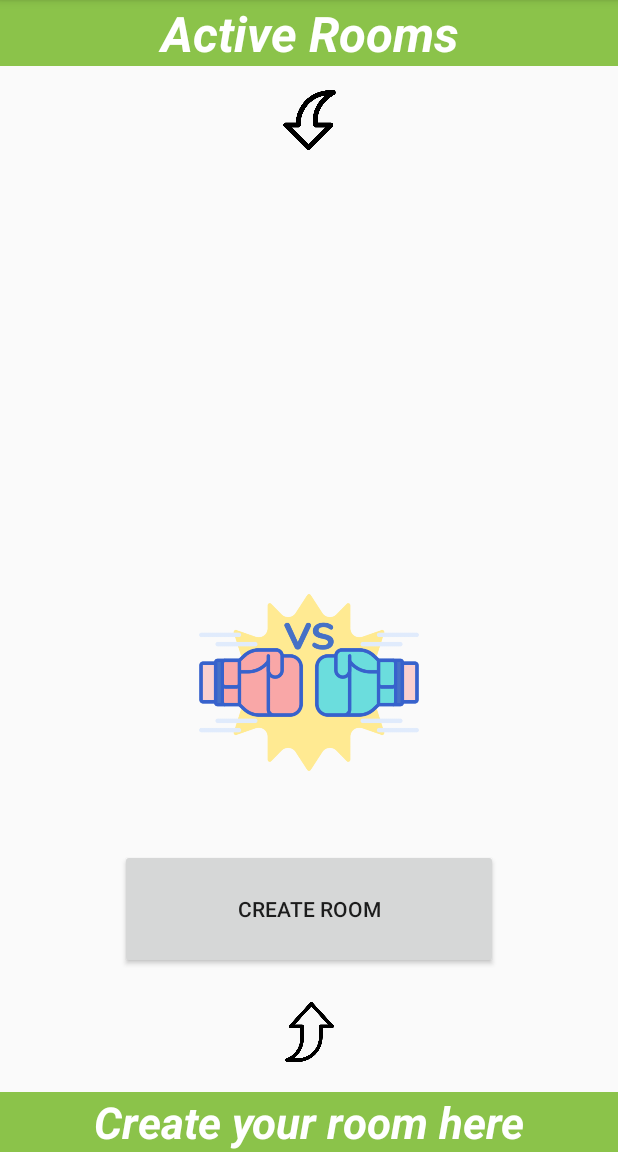
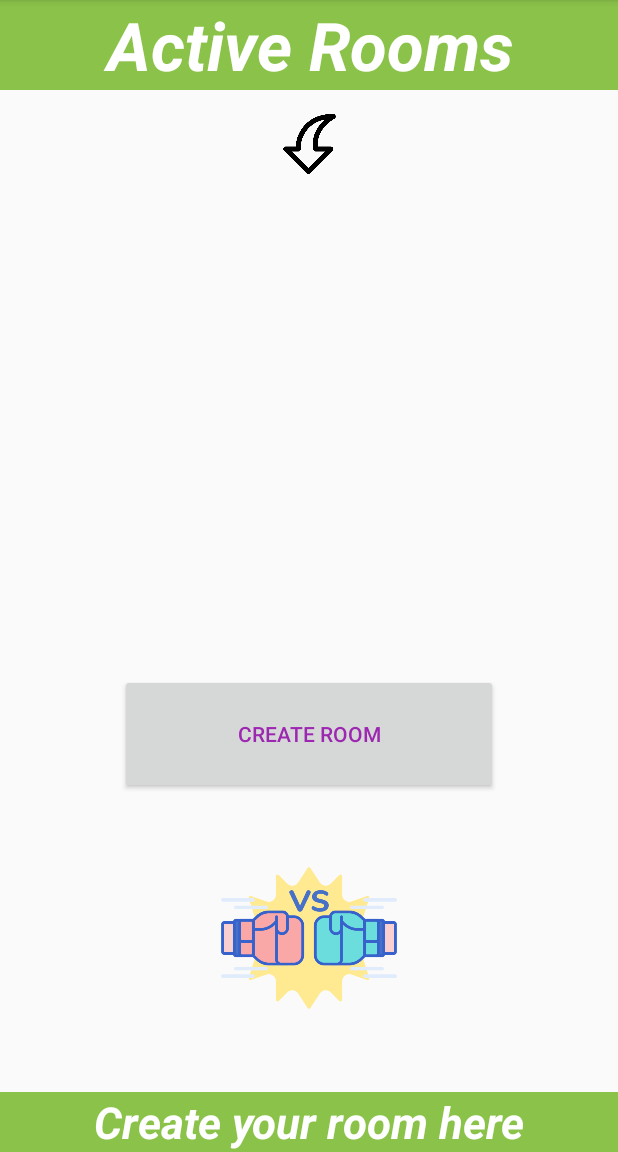
Before and after one commit to simonsays298/Trivia, an Android app: the CompetitiveActivity screen opened directly, with no data from a screen before it, on a phone screen of 412 x 824 dp, the part 84-1236 px from its top. Run offline under Robolectric (Android 15) with nearby library versions, the phone set to English and light mode, and no system bars; our stand-ins replace Firebase (no records; nobody signed in at launch, a user with empty details on screens opened directly).

Commit message:
Update competitive layout

```diff
--- a/app/src/main/res/layout/activity_competitive.xml
+++ b/app/src/main/res/layout/activity_competitive.xml
@@ -17,7 +17,7 @@
         android:textColor="#FFFFFF"
         android:textStyle="bold|italic"
         app:autoSizeTextType="uniform"
-        app:layout_constraintBottom_toTopOf="@+id/imageView3"
+        app:layout_constraintBottom_toTopOf="@+id/imageDown"
         app:layout_constraintEnd_toEndOf="parent"
         app:layout_constraintStart_toStartOf="parent"
         app:layout_constraintTop_toTopOf="parent"
@@ -43,16 +43,17 @@
     <ListView
         android:id="@+id/listView"
         android:layout_width="250dp"
-        android:layout_height="250dp"
-        app:layout_constraintBottom_toTopOf="@+id/imageView8"
+        android:layout_height="200dp"
+        android:layout_marginBottom="71dp"
+        app:layout_constraintBottom_toTopOf="@+id/createRoom"
         app:layout_constraintEnd_toEndOf="parent"
         app:layout_constraintHorizontal_bias="0.496"
         app:layout_constraintStart_toStartOf="parent"
-        app:layout_constraintTop_toTopOf="parent"
-        app:layout_constraintVertical_bias="0.88" />
+        app:layout_constraintTop_toBottomOf="@+id/imageDown"
+        app:layout_constraintVertical_bias="1.0" />
 
     <ImageView
-        android:id="@+id/imageView3"
+        android:id="@+id/imageDown"
         android:layout_width="147dp"
         android:layout_height="40dp"
         android:layout_marginTop="60dp"
@@ -64,30 +65,20 @@
         app:layout_constraintVertical_bias="0.0"
         app:srcCompat="@drawable/downward" />
 
+
     <ImageView
-        android:id="@+id/imageView4"
-        android:layout_width="147dp"
-        android:layout_height="40dp"
+        android:id="@+id/imageVs"
+        android:layout_width="match_parent"
+        android:layout_height="120dp"
+        android:layout_marginStart="40dp"
+        android:layout_marginEnd="40dp"
         android:layout_marginBottom="20dp"
         app:layout_constraintBottom_toTopOf="@+id/textView5"
-        app:layout_constraintEnd_toEndOf="parent"
-        app:layout_constraintStart_toStartOf="parent"
-        app:layout_constraintTop_toTopOf="parent"
-        app:layout_constraintVertical_bias="1.0"
-        app:srcCompat="@drawable/upp" />
-
-    <ImageView
-        android:id="@+id/imageView8"
-        android:layout_width="match_parent"
-        android:layout_height="150dp"
-        android:layout_marginTop="380dp"
-        android:layout_marginBottom="200dp"
-        app:layout_constraintBottom_toBottomOf="parent"
         app:layout_constraintEnd_toEndOf="parent"
         app:layout_constraintHorizontal_bias="0.0"
         app:layout_constraintStart_toStartOf="parent"
         app:layout_constraintTop_toTopOf="parent"
-        app:layout_constraintVertical_bias="0.0"
+        app:layout_constraintVertical_bias="0.961"
         app:srcCompat="@drawable/vs1" />
 
     <Button
@@ -97,11 +88,12 @@
         android:layout_marginStart="80dp"
         android:layout_marginEnd="80dp"
         android:text="@string/createRoom"
-        app:layout_constraintBottom_toTopOf="@+id/imageView4"
+        android:textColor="@color/colorPrimary"
+        app:layout_constraintBottom_toTopOf="@+id/imageVs"
         app:layout_constraintEnd_toEndOf="parent"
         app:layout_constraintHorizontal_bias="0.0"
         app:layout_constraintStart_toStartOf="parent"
-        app:layout_constraintTop_toTopOf="parent"
-        app:layout_constraintVertical_bias="0.963"
+        app:layout_constraintTop_toTopOf="@+id/listView"
+        app:layout_constraintVertical_bias="0.89"
         tools:text="@string/createRoom" />
 </androidx.constraintlayout.widget.ConstraintLayout>
```
